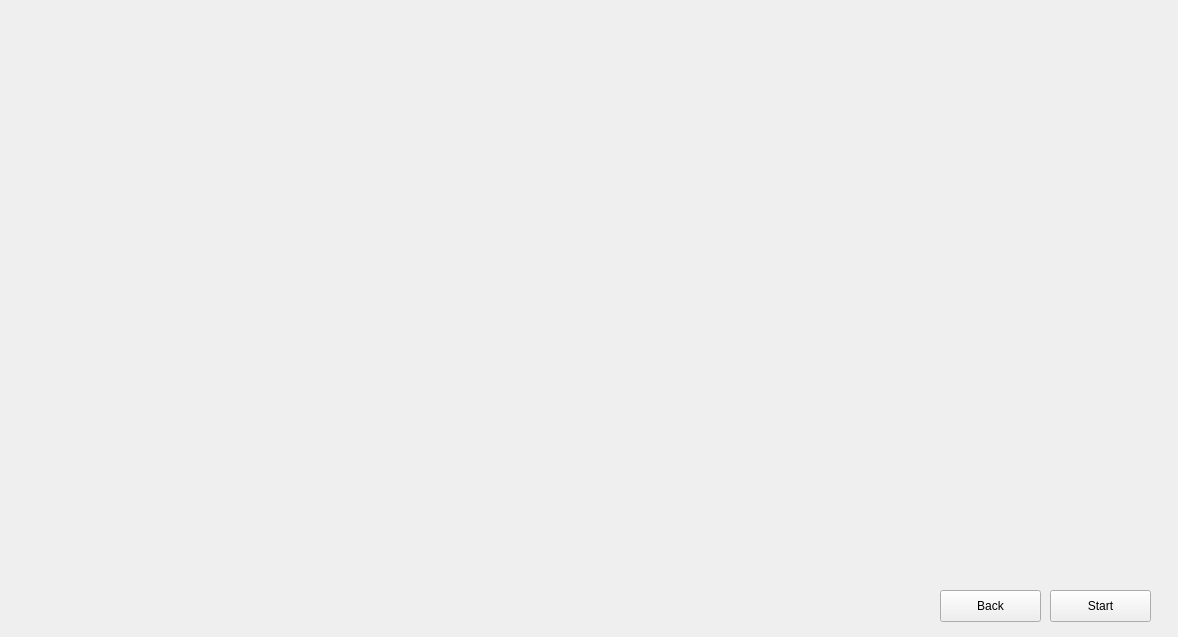
Old version of the form app/mainwindow.ui in the repository J4CeX/PROI_monopoly.
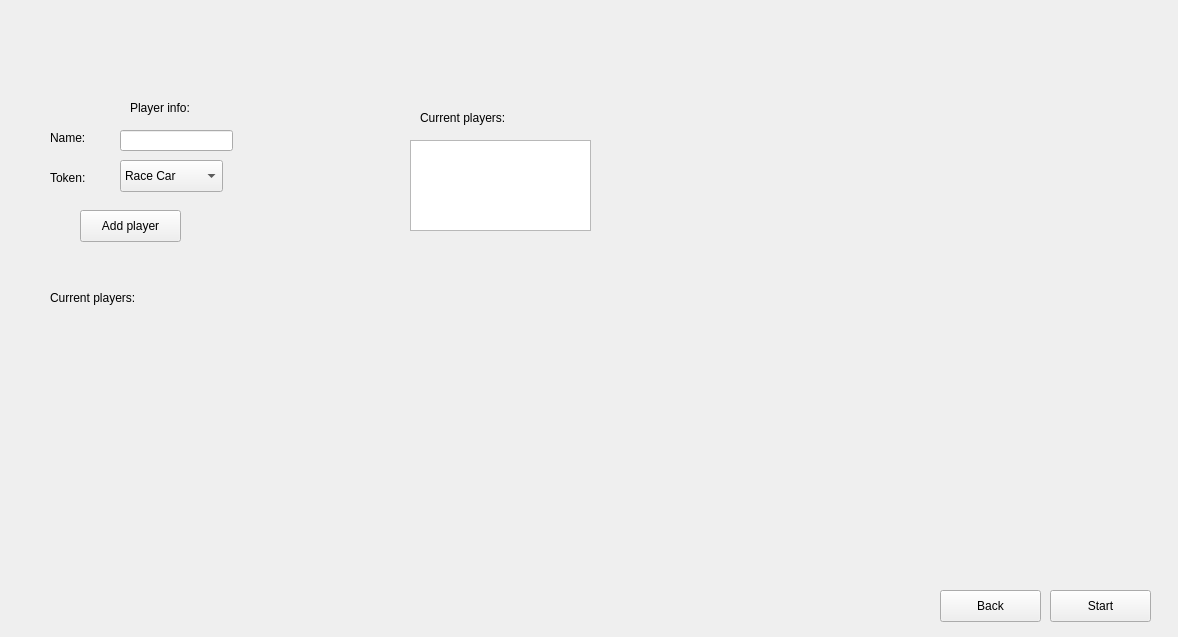
New version of the form.

Diff of the .ui file:
```diff
--- a/app/mainwindow.ui
+++ b/app/mainwindow.ui
@@ -178,6 +178,167 @@
        <string>Start</string>
       </property>
      </widget>
+     <widget class="QLabel" name="label_2">
+      <property name="geometry">
+       <rect>
+        <x>120</x>
+        <y>90</y>
+        <width>81</width>
+        <height>16</height>
+       </rect>
+      </property>
+      <property name="text">
+       <string>Player info:</string>
+      </property>
+     </widget>
+     <widget class="QLabel" name="label_3">
+      <property name="geometry">
+       <rect>
+        <x>40</x>
+        <y>120</y>
+        <width>51</width>
+        <height>16</height>
+       </rect>
+      </property>
+      <property name="text">
+       <string>Name:</string>
+      </property>
+     </widget>
+     <widget class="QLineEdit" name="input_p_name">
+      <property name="geometry">
+       <rect>
+        <x>110</x>
+        <y>120</y>
+        <width>113</width>
+        <height>21</height>
+       </rect>
+      </property>
+     </widget>
+     <widget class="QLabel" name="label_4">
+      <property name="geometry">
+       <rect>
+        <x>40</x>
+        <y>160</y>
+        <width>51</width>
+        <height>16</height>
+       </rect>
+      </property>
+      <property name="text">
+       <string>Token:</string>
+      </property>
+     </widget>
+     <widget class="QComboBox" name="combo_box_p_token">
+      <property name="geometry">
+       <rect>
+        <x>110</x>
+        <y>150</y>
+        <width>103</width>
+        <height>32</height>
+       </rect>
+      </property>
+      <item>
+       <property name="text">
+        <string>Race Car</string>
+       </property>
+      </item>
+      <item>
+       <property name="text">
+        <string>Top Hat</string>
+       </property>
+      </item>
+      <item>
+       <property name="text">
+        <string>Thimble</string>
+       </property>
+      </item>
+      <item>
+       <property name="text">
+        <string>Scottish Terrier</string>
+       </property>
+      </item>
+      <item>
+       <property name="text">
+        <string>Sack of Money</string>
+       </property>
+      </item>
+      <item>
+       <property name="text">
+        <string>Cat</string>
+       </property>
+      </item>
+      <item>
+       <property name="text">
+        <string>Penguin</string>
+       </property>
+      </item>
+      <item>
+       <property name="text">
+        <string>Rubber Duck</string>
+       </property>
+      </item>
+     </widget>
+     <widget class="QPushButton" name="push_add_player">
+      <property name="geometry">
+       <rect>
+        <x>70</x>
+        <y>200</y>
+        <width>101</width>
+        <height>32</height>
+       </rect>
+      </property>
+      <property name="text">
+       <string>Add player</string>
+      </property>
+     </widget>
+     <widget class="QLabel" name="label_5">
+      <property name="geometry">
+       <rect>
+        <x>40</x>
+        <y>280</y>
+        <width>101</width>
+        <height>16</height>
+       </rect>
+      </property>
+      <property name="text">
+       <string>Current players:</string>
+      </property>
+     </widget>
+     <widget class="QLabel" name="label_player_amount">
+      <property name="geometry">
+       <rect>
+        <x>160</x>
+        <y>280</y>
+        <width>58</width>
+        <height>16</height>
+       </rect>
+      </property>
+      <property name="text">
+       <string/>
+      </property>
+     </widget>
+     <widget class="QListWidget" name="list_players">
+      <property name="geometry">
+       <rect>
+        <x>400</x>
+        <y>130</y>
+        <width>181</width>
+        <height>91</height>
+       </rect>
+      </property>
+     </widget>
+     <widget class="QLabel" name="label_6">
+      <property name="geometry">
+       <rect>
+        <x>410</x>
+        <y>100</y>
+        <width>101</width>
+        <height>16</height>
+       </rect>
+      </property>
+      <property name="text">
+       <string>Current players:</string>
+      </property>
+     </widget>
     </widget>
    </widget>
   </widget>
```
